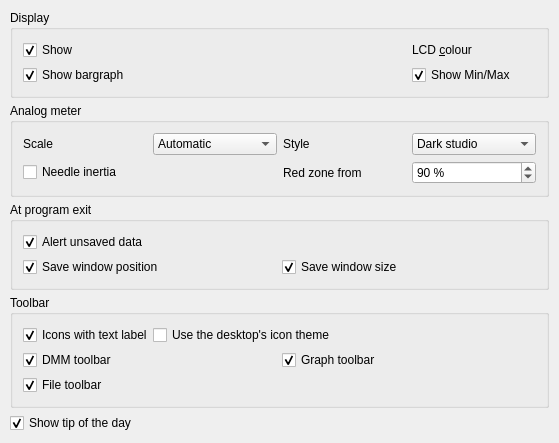
Before: the Qt Designer form src/ui/forms/uiguiprefs.ui in redPanther/QtDMM, drawn with Qt 5.
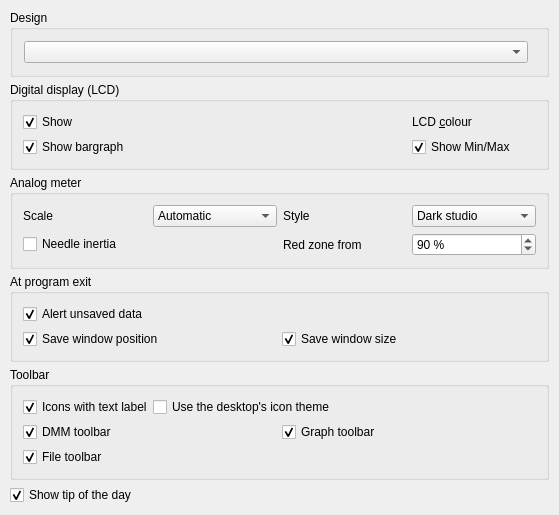
After: the same form once the commit is applied. Custom widgets are drawn as their Qt base class.

Commit message: New default look; the design in the settings dialog

```diff
--- a/src/ui/forms/uiguiprefs.ui
+++ b/src/ui/forms/uiguiprefs.ui
@@ -29,10 +29,33 @@
    <property name="bottomMargin">
     <number>10</number>
    </property>
+   <item>
+    <widget class="QGroupBox" name="ui_designBox">
+     <property name="title">
+      <string>Design</string>
+     </property>
+     <layout class="QHBoxLayout" name="ui_designLayout">
+      <item>
+       <widget class="QComboBox" name="ui_design">
+        <property name="toolTip">
+         <string>The look of the whole window: the colours of the desktop (System), brushed metal (Silver) or dark. The same as in the View menu.</string>
+        </property>
+       </widget>
+      </item>
+      <item>
+       <spacer name="ui_designSpacer">
+        <property name="orientation">
+         <enum>Qt::Horizontal</enum>
+        </property>
+       </spacer>
+      </item>
+     </layout>
+    </widget>
+   </item>
    <item>
     <widget class="QGroupBox" name="GroupBox4">
      <property name="title">
-      <string>Display</string>
+      <string>Digital display (LCD)</string>
      </property>
      <layout class="QGridLayout">
       <property name="leftMargin">
```
The commit also changes 4 other files.
